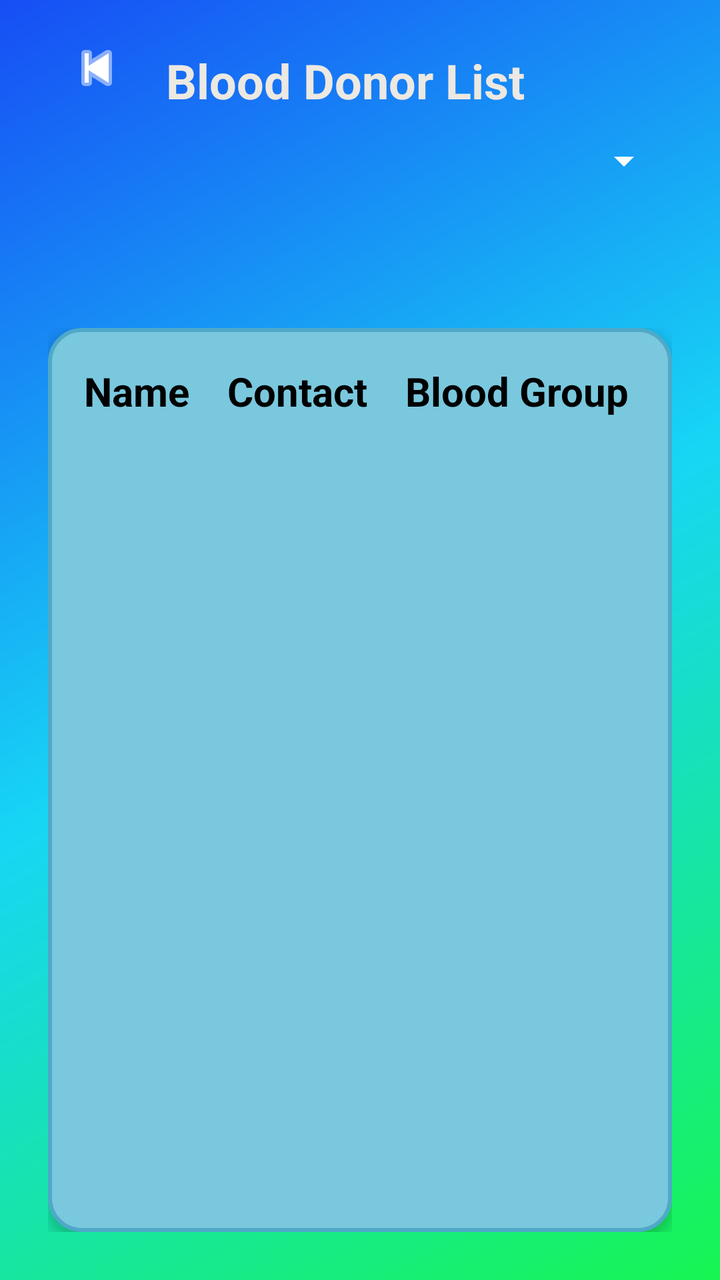
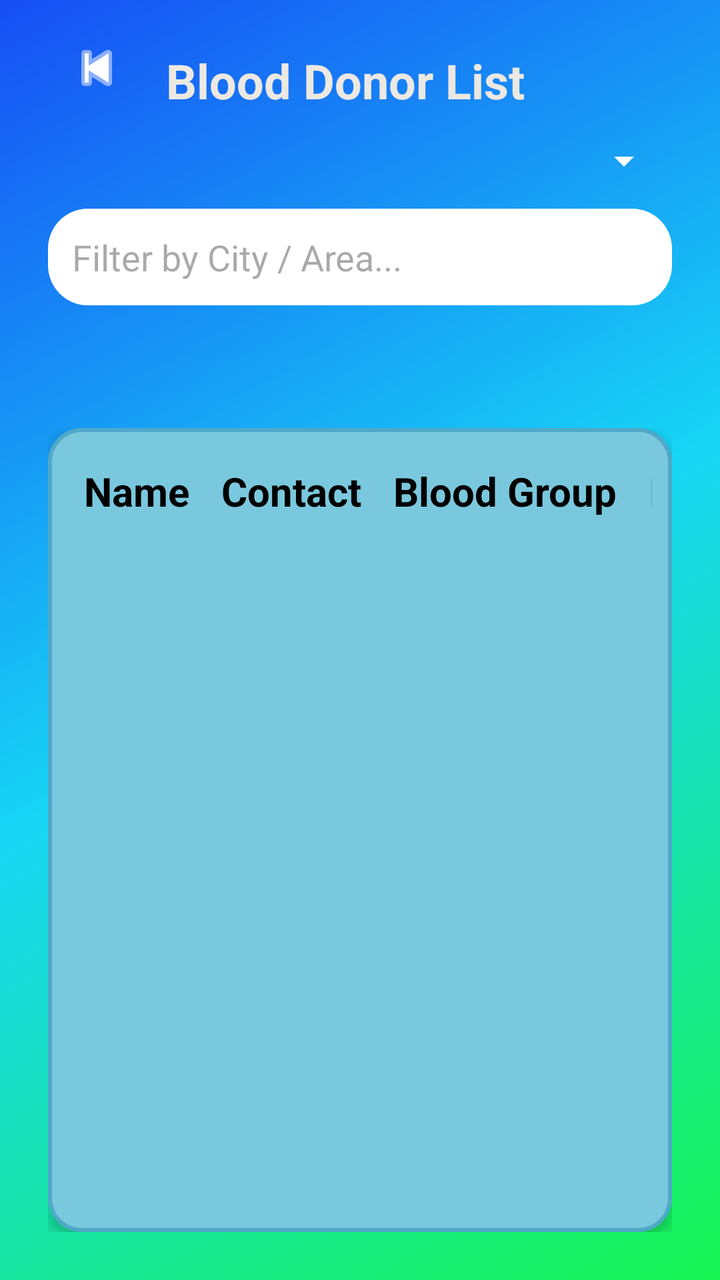

Screens rendered from an Android XML layout before and after an edit, with the pre-edit source and the edit as a unified diff.
<!-- AndroidManifest.xml: application theme Theme.VitaCare_app_250 -->
<!-- res/layout/activity_find_a_donor.xml -->
<?xml version="1.0" encoding="utf-8"?>
<androidx.constraintlayout.widget.ConstraintLayout
    xmlns:android="http://schemas.android.com/apk/res/android"
    xmlns:app="http://schemas.android.com/apk/res-auto"
    xmlns:tools="http://schemas.android.com/tools"
    android:layout_width="match_parent"
    android:layout_height="match_parent"
    android:background="@drawable/gradient_background"
    android:padding="24dp">

    <ImageButton
        android:id="@+id/backButton"
        android:layout_width="20dp"
        android:layout_height="20dp"
        android:background="@android:color/transparent"
        android:contentDescription="Back"
        android:src="@android:drawable/ic_media_previous"
        app:layout_constraintTop_toTopOf="parent"
        app:layout_constraintStart_toStartOf="parent"
        app:layout_constraintEnd_toEndOf="parent"
        app:layout_constraintHorizontal_bias="0.049"
        app:layout_constraintVertical_bias="0.024"
        app:tint="#ffffff" />

    <TextView
        android:id="@+id/headerText"
        android:layout_width="wrap_content"
        android:layout_height="wrap_content"
        android:text="Blood Donor List"
        android:textColor="#ece8e2"
        android:textSize="24sp"
        android:textStyle="bold"
        app:layout_constraintTop_toTopOf="parent"
        app:layout_constraintStart_toStartOf="parent"
        app:layout_constraintEnd_toEndOf="parent"
        app:layout_constraintHorizontal_bias="0.445"
        app:layout_constraintVertical_bias="0.067" />

    
    <Spinner
        android:id="@+id/bloodGroupSpinner"
        android:layout_width="0dp"
        android:layout_height="wrap_content"
        android:layout_marginTop="12dp"
        android:backgroundTint="#ffffff"
        android:popupBackground="#ffffff"
        android:textAlignment="center"
        app:layout_constraintTop_toBottomOf="@id/headerText"
        app:layout_constraintStart_toStartOf="parent"
        app:layout_constraintEnd_toEndOf="parent"/>

    <androidx.constraintlayout.widget.Guideline
        android:id="@+id/guidelineTop"
        android:layout_width="wrap_content"
        android:layout_height="wrap_content"
        android:orientation="horizontal"
        app:layout_constraintGuide_begin="140dp" />

    <ScrollView
        android:id="@+id/donorScrollView"
        android:layout_width="0dp"
        android:layout_height="0dp"
        android:fillViewport="true"
        app:layout_constraintTop_toBottomOf="@id/guidelineTop"
        app:layout_constraintStart_toStartOf="parent"
        app:layout_constraintEnd_toEndOf="parent"
        app:layout_constraintBottom_toBottomOf="parent">

        <TableLayout
            android:id="@+id/donorTable"
            android:layout_width="match_parent"
            android:layout_height="wrap_content"
            android:background="@drawable/table_background"
            android:elevation="4dp"
            android:padding="10dp"
            android:stretchColumns="*">

            
            <TableRow>
                <TextView
                    android:padding="8dp"
                    android:text="Name"
                    android:textColor="#000000"
                    android:textSize="20sp"
                    android:textStyle="bold" />
                <TextView
                    android:padding="8dp"
                    android:text="Contact"
                    android:textColor="#000000"
                    android:textSize="20sp"
                    android:textStyle="bold" />
                <TextView
                    android:padding="8dp"
                    android:text="Blood Group"
                    android:textColor="#000000"
                    android:textSize="20sp"
                    android:textStyle="bold" />
            </TableRow>

        </TableLayout>
    </ScrollView>

</androidx.constraintlayout.widget.ConstraintLayout>
<!-- resources referenced by this layout -->
<resources>
  <!-- drawable gradient_background (drawable) -->
  <?xml version="1.0" encoding="utf-8"?>
  <shape xmlns:android="http://schemas.android.com/apk/res/android"
      android:shape="rectangle">
      <gradient
          android:type="linear"
          android:angle="135"
          android:startColor="#17f552"
          android:centerColor="#17d6f5"
          android:endColor="#174ef5"
          android:useLevel="false"/>
  </shape>
  <!-- drawable table_background (drawable) -->
  <?xml version="1.0" encoding="utf-8"?>
  <shape xmlns:android="http://schemas.android.com/apk/res/android"
      android:shape="rectangle">
  
      <solid android:color="#7AC8DE" /> 
  
      <corners android:radius="16dp" /> 
  
      <padding
          android:left="8dp"
          android:top="8dp"
          android:right="8dp"
          android:bottom="8dp" />
  
      <stroke
          android:width="2dp"
          android:color="#4FA9C8" /> 
  </shape>
  <style name="Theme.VitaCare_app_250" parent="Base.Theme.VitaCare_app_250" />
  <style name="Base.Theme.VitaCare_app_250" parent="Theme.Material3.DayNight.NoActionBar">
          
          
      </style>
</resources>

<!-- the commit's change to res/layout/activity_find_a_donor.xml (unified diff, before → after) -->
@@ -49,12 +49,24 @@
         app:layout_constraintStart_toStartOf="parent"
         app:layout_constraintEnd_toEndOf="parent"/>
 
+    <EditText
+        android:id="@+id/searchLocationEditText"
+        android:layout_width="0dp"
+        android:layout_height="wrap_content"
+        android:hint="Filter by City / Area..."
+        android:background="@drawable/rounded_bg"
+        android:padding="12dp"
+        android:layout_marginTop="12dp"
+        app:layout_constraintTop_toBottomOf="@id/bloodGroupSpinner"
+        app:layout_constraintStart_toStartOf="parent"
+        app:layout_constraintEnd_toEndOf="parent" />
+
     <androidx.constraintlayout.widget.Guideline
         android:id="@+id/guidelineTop"
         android:layout_width="wrap_content"
         android:layout_height="wrap_content"
         android:orientation="horizontal"
-        app:layout_constraintGuide_begin="140dp" />
+        app:layout_constraintGuide_begin="190dp" />
 
     <ScrollView
         android:id="@+id/donorScrollView"
@@ -95,9 +107,25 @@
                     android:textColor="#000000"
                     android:textSize="20sp"
                     android:textStyle="bold" />
+                <TextView
+                    android:padding="8dp"
+                    android:text="Location"
+                    android:textColor="#000000"
+                    android:textSize="20sp"
+                    android:textStyle="bold" />
             </TableRow>
 
         </TableLayout>
     </ScrollView>
 
+    <ProgressBar
+        android:id="@+id/progressBar"
+        android:layout_width="wrap_content"
+        android:layout_height="wrap_content"
+        android:visibility="gone"
+        app:layout_constraintTop_toBottomOf="@id/guidelineTop"
+        app:layout_constraintBottom_toBottomOf="parent"
+        app:layout_constraintStart_toStartOf="parent"
+        app:layout_constraintEnd_toEndOf="parent" />
+
 </androidx.constraintlayout.widget.ConstraintLayout>
<!-- resource entries referenced after the edit -->
@@ -11,6 +11,17 @@
           android:centerColor="#17d6f5"
           android:endColor="#174ef5"
           android:useLevel="false"/>
+  </shape>
+  <!-- drawable rounded_bg (drawable) -->
+  <shape xmlns:android="http://schemas.android.com/apk/res/android"
+      android:shape="rectangle">
+      <solid android:color="#FFFFFF"/>
+      <corners android:radius="20dp"/>
+      <padding
+          android:left="16dp"
+          android:top="16dp"
+          android:right="16dp"
+          android:bottom="16dp" />
   </shape>
   <!-- drawable table_background (drawable) -->
   <?xml version="1.0" encoding="utf-8"?>
